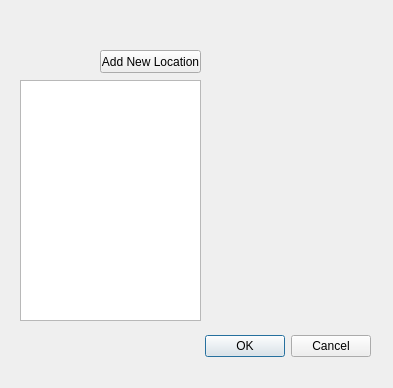
Above: QtGuiApplication1/location_gui.ui from Maxar-Corp/nu-sirve before the change. Below: the same form after it.
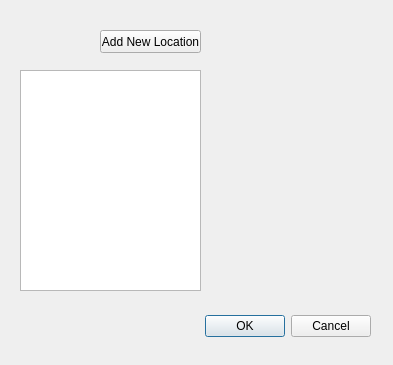
That is the form after the change.

Commit message: list all json files within directory. on selection shows file contents

```diff
--- a/QtGuiApplication1/location_gui.ui
+++ b/QtGuiApplication1/location_gui.ui
@@ -7,7 +7,7 @@
     <x>0</x>
     <y>0</y>
     <width>393</width>
-    <height>388</height>
+    <height>365</height>
    </rect>
   </property>
   <property name="windowTitle">
@@ -17,7 +17,7 @@
    <property name="geometry">
     <rect>
      <x>20</x>
-     <y>330</y>
+     <y>310</y>
      <width>351</width>
      <height>33</height>
     </rect>
@@ -67,21 +67,11 @@
     </item>
    </layout>
   </widget>
-  <widget class="QListView" name="list_location">
-   <property name="geometry">
-    <rect>
-     <x>20</x>
-     <y>80</y>
-     <width>181</width>
-     <height>241</height>
-    </rect>
-   </property>
-  </widget>
   <widget class="QPushButton" name="btn_add_location">
    <property name="geometry">
     <rect>
      <x>100</x>
-     <y>50</y>
+     <y>30</y>
      <width>101</width>
      <height>23</height>
     </rect>
@@ -94,13 +84,26 @@
    <property name="geometry">
     <rect>
      <x>220</x>
-     <y>90</y>
+     <y>70</y>
      <width>141</width>
      <height>221</height>
     </rect>
    </property>
    <property name="text">
-    <string> </string>
+    <string/>
+   </property>
+   <property name="alignment">
+    <set>Qt::AlignLeading|Qt::AlignLeft|Qt::AlignTop</set>
+   </property>
+  </widget>
+  <widget class="QListWidget" name="lst_locations">
+   <property name="geometry">
+    <rect>
+     <x>20</x>
+     <y>70</y>
+     <width>181</width>
+     <height>221</height>
+    </rect>
    </property>
   </widget>
  </widget>
```
The commit also changes 7 other files.
